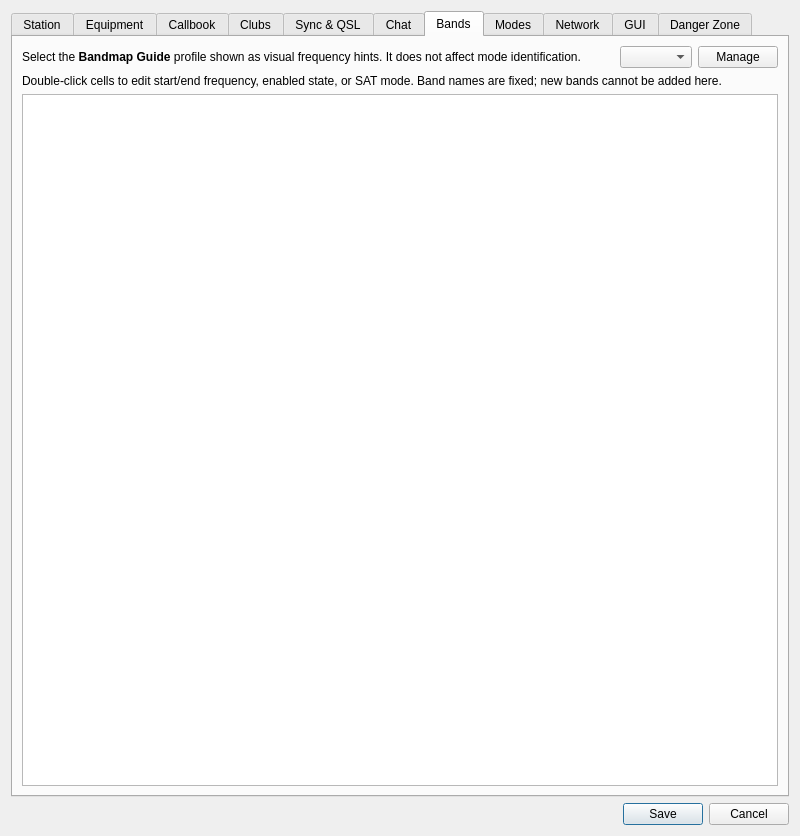
First picture: the form in ui/SettingsDialog.ui, repository foldynl/QLog, before the edit.
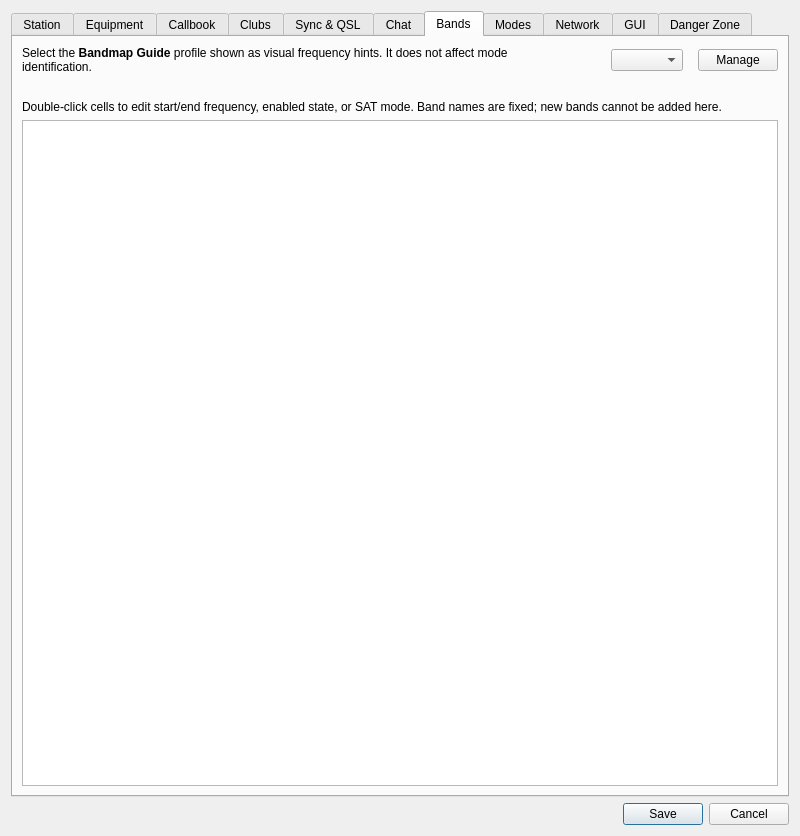
Second picture: the form after the edit. The open tabs and pages were chosen to show the change. Icons and pictures are not drawn. Custom widgets are drawn as their Qt base class.

Commit message: Settings: Adjusted Band description readability

Diff of the .ui file:
```diff
--- a/ui/SettingsDialog.ui
+++ b/ui/SettingsDialog.ui
@@ -4330,6 +4330,9 @@
       <layout class="QVBoxLayout" name="verticalLayout_2">
        <item>
         <layout class="QHBoxLayout" name="bandmapGuideLayout">
+         <property name="spacing">
+          <number>15</number>
+         </property>
          <item>
           <widget class="QLabel" name="bandmapGuideLabel">
            <property name="text">
@@ -4340,6 +4343,22 @@
            </property>
           </widget>
          </item>
+         <item>
+          <spacer name="horizontalSpacer_12">
+           <property name="orientation">
+            <enum>Qt::Horizontal</enum>
+           </property>
+           <property name="sizeType">
+            <enum>QSizePolicy::Maximum</enum>
+           </property>
+           <property name="sizeHint" stdset="0">
+            <size>
+             <width>40</width>
+             <height>20</height>
+            </size>
+           </property>
+          </spacer>
+         </item>
          <item>
           <widget class="QComboBox" name="bandmapGuideComboBox">
            <property name="sizePolicy">
@@ -4372,6 +4391,22 @@
          </item>
         </layout>
        </item>
+       <item>
+        <spacer name="verticalSpacer_17">
+         <property name="orientation">
+          <enum>Qt::Vertical</enum>
+         </property>
+         <property name="sizeType">
+          <enum>QSizePolicy::Maximum</enum>
+         </property>
+         <property name="sizeHint" stdset="0">
+          <size>
+           <width>20</width>
+           <height>20</height>
+          </size>
+         </property>
+        </spacer>
+       </item>
        <item>
         <widget class="QLabel" name="bandTableHelpLabel">
          <property name="text">
```
